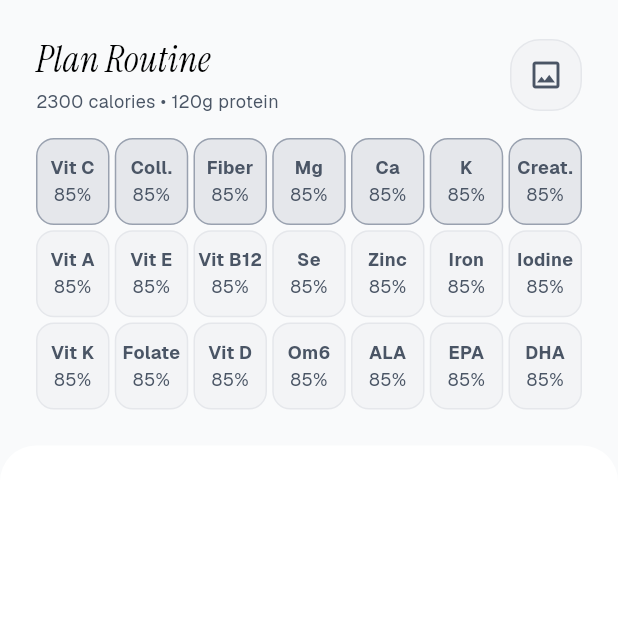
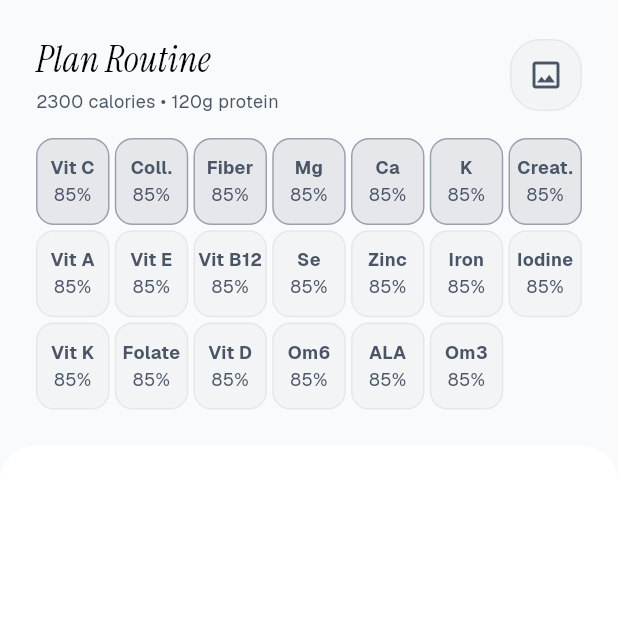
Before and after one commit to theoreticallydark/horizon, a Flutter app: the screen it shows after launch, item 3 of the bottom bar chosen, on a phone screen of 412 x 824 dp, the top half of it. Run offline on Flutter 3.47's test engine with Material 3 defaults, Android fonts, the phone set to English and light mode, and no system bars; our stand-ins replace isar; accounts and stored records are empty; generated files the repository leaves out were written again; statements that could not run were skipped; project files that could hold a hidden picture were left out.

Commit message:
Nutrient Map Label matches Nutrients

```diff
--- a/lib/horizon/nutrient_map.dart
+++ b/lib/horizon/nutrient_map.dart
@@ -1,5 +1,7 @@
 import 'package:flutter/material.dart';
 import '../alter/alter.dart';
+import '../data/models/nutrient_info.dart';
+import '../data/services/isar_service.dart';
 import 'nutrient_pill.dart';
 
 enum NutrientMapVariant {
@@ -9,6 +11,7 @@ enum NutrientMapVariant {
 }
 
 class NutrientData {
+  final String nutrientKey;
   final String label;
   final String? value;
   final PillColor color;
@@ -18,6 +21,7 @@ class NutrientData {
 
   const NutrientData({
     required this.label,
+    this.nutrientKey = '',
     this.value,
     this.color = PillColor.gray,
     this.isSelected = false,
@@ -26,6 +30,7 @@ class NutrientData {
   });
 
   NutrientData copyWith({
+    String? nutrientKey,
     String? label,
     String? value,
     PillColor? color,
@@ -34,6 +39,7 @@ class NutrientData {
     bool? isInteractive,
   }) {
     return NutrientData(
+      nutrientKey: nutrientKey ?? this.nutrientKey,
       label: label ?? this.label,
       value: value ?? this.value,
       color: color ?? this.color,
@@ -46,62 +52,80 @@ class NutrientData {
 
 class NutrientMap extends StatelessWidget {
   final NutrientMapVariant variant;
-  final List<NutrientData> nutrients;
+  final List<NutrientData>? nutrients;
   final ValueChanged<int>? onNutrientTap;
   final double spacing;
   final double runSpacing;
 
-  /// Default 21 standard nutrients configured according to Figma node `120:6965`
+  /// Default 20 standard nutrients configured with exact key labels and dynamic colors
   static const List<NutrientData> defaultNutrients = [
-    // Row 1 (Macro / Core Nutrients - neutral color in Figma)
-    NutrientData(label: 'Vit C', value: '85%', color: PillColor.neutral),
-    NutrientData(label: 'Coll.', value: '85%', color: PillColor.neutral),
-    NutrientData(label: 'Fiber', value: '85%', color: PillColor.neutral),
-    NutrientData(label: 'Mg', value: '85%', color: PillColor.neutral),
-    NutrientData(label: 'Ca', value: '85%', color: PillColor.neutral),
-    NutrientData(label: 'K', value: '85%', color: PillColor.neutral),
-    NutrientData(label: 'Creat.', value: '85%', color: PillColor.neutral),
+    // Row 1 (7 Daily Nutrients: Vit C, Coll., Fiber, Mg, Ca, K, Creat. -> neutral color)
+    NutrientData(nutrientKey: 'vitamin_c', label: 'Vit C', value: '85%', color: PillColor.neutral),
+    NutrientData(nutrientKey: 'collagen', label: 'Coll.', value: '85%', color: PillColor.neutral),
+    NutrientData(nutrientKey: 'total_fiber', label: 'Fiber', value: '85%', color: PillColor.neutral),
+    NutrientData(nutrientKey: 'magnesium', label: 'Mg', value: '85%', color: PillColor.neutral),
+    NutrientData(nutrientKey: 'calcium', label: 'Ca', value: '85%', color: PillColor.neutral),
+    NutrientData(nutrientKey: 'potassium', label: 'K', value: '85%', color: PillColor.neutral),
+    NutrientData(nutrientKey: 'creatine', label: 'Creat.', value: '85%', color: PillColor.neutral),
 
-    // Row 2 (Vitamins & Minerals - gray color in Figma)
-    NutrientData(label: 'Vit A', value: '85%', color: PillColor.gray),
-    NutrientData(label: 'Vit E', value: '85%', color: PillColor.gray),
-    NutrientData(label: 'Vit B12', value: '85%', color: PillColor.gray),
-    NutrientData(label: 'Se', value: '85%', color: PillColor.gray),
-    NutrientData(label: 'Zinc', value: '85%', color: PillColor.gray),
-    NutrientData(label: 'Iron', value: '85%', color: PillColor.gray),
-    NutrientData(label: 'Iodine', value: '85%', color: PillColor.gray),
+    // Row 2 (Weekly Nutrients -> gray color)
+    NutrientData(nutrientKey: 'vitamin_a', label: 'Vit A', value: '85%', color: PillColor.gray),
+    NutrientData(nutrientKey: 'vitamin_e', label: 'Vit E', value: '85%', color: PillColor.gray),
+    NutrientData(nutrientKey: 'vitamin_b12', label: 'Vit B12', value: '85%', color: PillColor.gray),
+    NutrientData(nutrientKey: 'selenium', label: 'Se', value: '85%', color: PillColor.gray),
+    NutrientData(nutrientKey: 'zinc', label: 'Zinc', value: '85%', color: PillColor.gray),
+    NutrientData(nutrientKey: 'iron', label: 'Iron', value: '85%', color: PillColor.gray),
+    NutrientData(nutrientKey: 'iodine', label: 'Iodine', value: '85%', color: PillColor.gray),
 
-    // Row 3 (Trace & Fatty Acids - gray color in Figma)
-    NutrientData(label: 'Vit K', value: '85%', color: PillColor.gray),
-    NutrientData(label: 'Folate', value: '85%', color: PillColor.gray),
-    NutrientData(label: 'Vit D', value: '85%', color: PillColor.gray),
-    NutrientData(label: 'Om6', value: '85%', color: PillColor.gray),
-    NutrientData(label: 'ALA', value: '85%', color: PillColor.gray),
-    NutrientData(label: 'EPA', value: '85%', color: PillColor.gray),
-    NutrientData(label: 'DHA', value: '85%', color: PillColor.gray),
+    // Row 3 (Weekly Nutrients & Essential Lipids -> gray color)
+    NutrientData(nutrientKey: 'vitamin_k', label: 'Vit K', value: '85%', color: PillColor.gray),
+    NutrientData(nutrientKey: 'folate', label: 'Folate', value: '85%', color: PillColor.gray),
+    NutrientData(nutrientKey: 'vitamin_d', label: 'Vit D', value: '85%', color: PillColor.gray),
+    NutrientData(nutrientKey: 'linoleic_acid_omega_6', label: 'Om6', value: '85%', color: PillColor.gray),
+    NutrientData(nutrientKey: 'alpha_linolenic_acid_omega_3', label: 'ALA', value: '85%', color: PillColor.gray),
+    NutrientData(nutrientKey: 'omega_3_epa_dha', label: 'Om3', value: '85%', color: PillColor.gray),
   ];
 
   const NutrientMap({
     super.key,
     this.variant = NutrientMapVariant.routine,
-    this.nutrients = defaultNutrients,
+    this.nutrients,
     this.onNutrientTap,
     this.spacing = 3.5,
     this.runSpacing = 3.5,
   });
 
-  @override
-  Widget build(BuildContext context) {
+  /// Map database NutrientInfo list to NutrientData UI items
+  List<NutrientData> _mapFromEntities(List<NutrientInfo> list) {
+    if (list.isEmpty) return defaultNutrients;
+
+    // Sort: Daily nutrients first (Row 1), then Weekly nutrients
+    final daily = list.where((n) => n.frequency == TrackingFrequency.daily).toList();
+    final weekly = list.where((n) => n.frequency == TrackingFrequency.weekly).toList();
+    final ordered = [...daily, ...weekly];
+
+    return ordered.map((n) {
+      final label = n.shortKey ?? n.displayName;
+      final isDaily = n.frequency == TrackingFrequency.daily;
+      return NutrientData(
+        nutrientKey: n.nutrientKey,
+        label: label,
+        value: '85%', // placeholder
+        color: isDaily ? PillColor.neutral : PillColor.gray,
+      );
+    }).toList();
+  }
+
+  Widget _buildGrid(List<NutrientData> dataList) {
     final isCompact = variant != NutrientMapVariant.routine;
     final pillSize = isCompact ? PillSize.compact : PillSize.defaultSize;
 
-    // Track Daily View shows 1 row (7 pills), other variants show 3 rows (21 pills)
-    final itemCount = variant == NutrientMapVariant.trackDailyView ? 7 : nutrients.length;
-    final displayedNutrients = nutrients.take(itemCount).toList();
+    // Track Daily View shows 1 row (7 pills), other variants show all tracked pills
+    final itemCount = variant == NutrientMapVariant.trackDailyView ? 7 : dataList.length;
+    final displayedNutrients = dataList.take(itemCount).toList();
 
     return LayoutBuilder(
       builder: (context, constraints) {
-        // Calculate equal width for each of the 7 columns taking into account the 6 gaps
         final totalSpacing = spacing * 6;
         final columnWidth = (constraints.maxWidth - totalSpacing) / 7;
 
@@ -149,4 +173,21 @@ class NutrientMap extends StatelessWidget {
       },
     );
   }
+
+  @override
+  Widget build(BuildContext context) {
+    // If nutrients are passed explicitly, use them directly
+    if (nutrients != null) {
+      return _buildGrid(nutrients!);
+    }
+
+    // Otherwise, dynamically watch Isar database for tracked nutrients excluding energy and total_protein
+    return StreamBuilder<List<NutrientInfo>>(
+      stream: IsarService.instance.watchTrackedNutrientsForMap(),
+      builder: (context, snapshot) {
+        final items = _mapFromEntities(snapshot.data ?? []);
+        return _buildGrid(items);
+      },
+    );
+  }
 }
--- a/lib/main.dart
+++ b/lib/main.dart
@@ -1,12 +1,15 @@
 import 'package:flutter/material.dart';
 import 'alter/alter.dart';
+import 'data/services/isar_service.dart';
 import 'horizon/horizon_application_header.dart';
 import 'horizon/horizon_bottom_navigation_bar_action.dart';
 import 'pages/routine_page.dart';
 import 'pages/stats_page.dart';
 import 'pages/track_page.dart';
 
-void main() {
+Future<void> main() async {
+  WidgetsFlutterBinding.ensureInitialized();
+  await IsarService.instance.init();
   runApp(const MyApp());
 }
 
```
Also changed, not shown: lib/data/services/isar_service.dart (+45 -1 lines), 2 other files.
